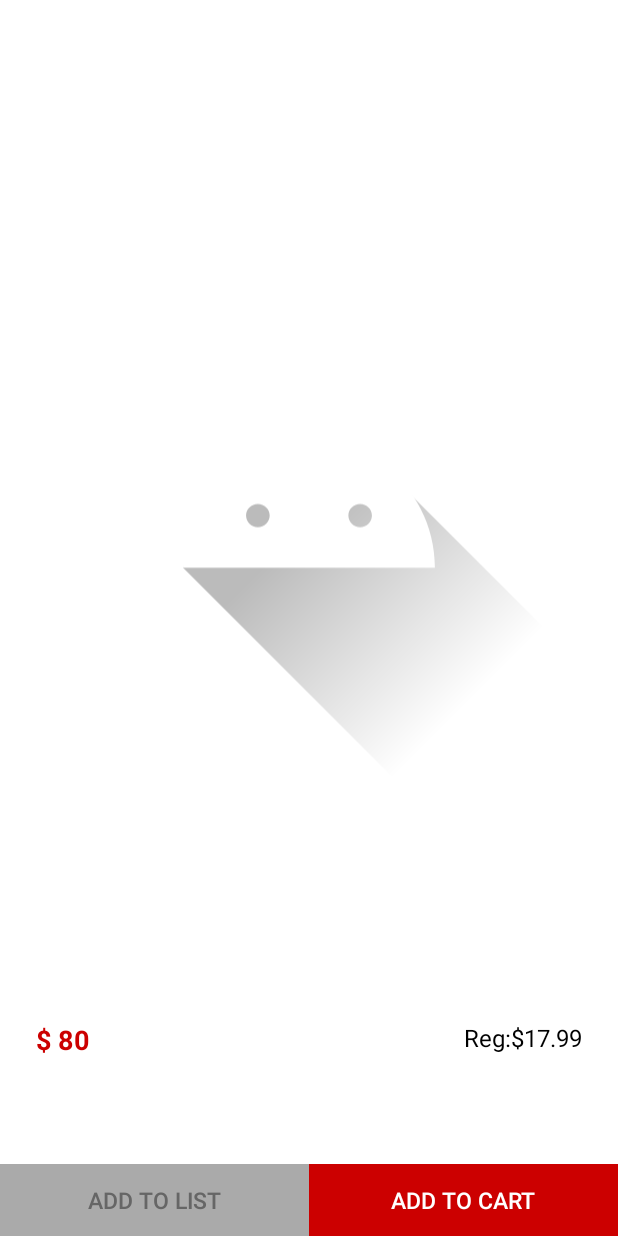
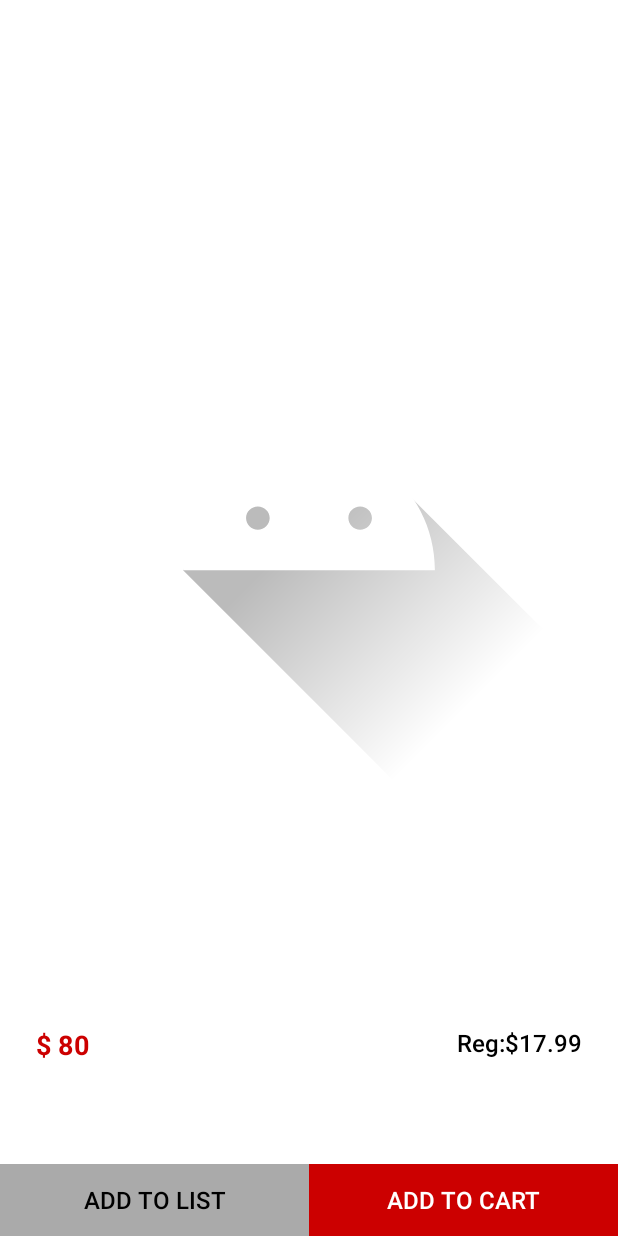
Before and after one commit to KuljeetSingh96/targetCaseStudy, an Android app: the layout fragment_deal_item.xml on its own in the app's theme, with its tools: preview values and no code run, on a phone screen of 412 x 824 dp. Run offline under Robolectric (Android 15) with nearby library versions, the phone set to English and light mode, and no system bars; network calls fail.

Commit message:
code optimisation-done

```diff
--- a/app/src/main/java/com/target/targetcasestudy/ui/deallist/DealListFragment.kt
+++ b/app/src/main/java/com/target/targetcasestudy/ui/deallist/DealListFragment.kt
@@ -39,7 +39,7 @@ class DealListFragment : Fragment() {
         viewModel: DealListViewModel
     ): DealListActivityBinding {
         val inflater = LayoutInflater.from(context)
-        var binding: DealListActivityBinding =
+        val binding: DealListActivityBinding =
             DealListActivityBinding.inflate(inflater, container, false)
         binding.lifecycleOwner = this
         binding.viewModel = viewModel
--- a/app/src/main/java/com/target/targetcasestudy/ui/deallist/DealListPresenter.kt
+++ b/app/src/main/java/com/target/targetcasestudy/ui/deallist/DealListPresenter.kt
@@ -30,7 +30,7 @@ class DealListPresenter(
             ArrayList<DealListItemModel>()
 
         for (products in dealListResponse.products) {
-            var dealItemModel = DealListItemModel()
+            val dealItemModel = DealListItemModel()
             dealItemModel.id = products.id
             dealItemModel.title = products.title
             dealItemModel.description = products.description
--- a/app/src/main/java/com/target/targetcasestudy/ui/dealsdetail/DealDetailFragment.kt
+++ b/app/src/main/java/com/target/targetcasestudy/ui/dealsdetail/DealDetailFragment.kt
@@ -43,7 +43,7 @@ class DealDetailFragment : Fragment() {
   private fun initializeBinding(container: ViewGroup?, viewModel: DealDetailViewModel): DealDetailItemBinding
   {
     val inflater = LayoutInflater.from(context)
-    var binding: DealDetailItemBinding =
+    val binding: DealDetailItemBinding =
       DealDetailItemBinding.inflate(inflater, container, false)
     binding.lifecycleOwner = this
     binding.viewModel = viewModel
--- a/app/src/main/res/layout/fragment_deal_item.xml
+++ b/app/src/main/res/layout/fragment_deal_item.xml
@@ -15,7 +15,7 @@
     </data>
 
     <androidx.constraintlayout.widget.ConstraintLayout
-        android:background="@color/white_color"
+        android:background="@color/color_white"
         android:layout_width="match_parent"
         android:layout_height="match_parent">
 
@@ -33,7 +33,7 @@
                 <ImageView
                     android:id="@+id/product_image"
                     android:layout_width="match_parent"
-                    android:layout_height="0dp"
+                    android:layout_height="@dimen/dp_0"
                     android:layout_centerVertical="true"
                     android:src="@drawable/ic_launcher_foreground"
                     app:layout_constraintBottom_toTopOf="@id/content_container"
@@ -59,21 +59,18 @@
                             android:id="@+id/item_price"
                             android:layout_width="wrap_content"
                             android:layout_height="wrap_content"
+                            style="@style/RedColorTextLargeBold"
                             android:layout_alignParentStart="true"
                             android:text="@{viewModel.dealListItemModel.salePriceDisplayString}"
-                            android:textColor="@color/red_color"
-                            android:textSize="@dimen/sp_18"
-                            android:textStyle="bold"
                             tools:text="$ 80" />
 
                         <TextView
+                            style="@style/BlackColorTextMedium"
                             android:id="@+id/item_reg_price"
                             android:layout_width="wrap_content"
                             android:layout_height="wrap_content"
                             android:layout_alignParentEnd="true"
                             app:regularPriceText="@{viewModel.dealListItemModel.regularPriceDisplayString}"
-                            android:textColor="@color/color_txt"
-                            android:textSize="@dimen/sp_16"
                             tools:text="Reg:$17.99" />
 
                     </RelativeLayout>
@@ -83,17 +80,16 @@
                         android:layout_width="match_parent"
                         android:layout_height="wrap_content"
                         android:text="@{viewModel.dealListItemModel.title}"
-                        android:textColor="@color/color_txt"
-                        android:textStyle="bold"
-                        android:textSize="@dimen/sp_18" />
+                        style="@style/GreyColorTextMedium"
+                         />
 
                     <TextView
                         android:id="@+id/item_description"
                         android:layout_width="match_parent"
                         android:layout_height="wrap_content"
+                        style="@style/BlackColorTextMedium"
                         android:text="@{viewModel.dealListItemModel.description}"
-                        android:textColor="@color/color_txt"
-                        android:textSize="@dimen/sp_16" />
+                         />
                 </LinearLayout>
 
             </androidx.constraintlayout.widget.ConstraintLayout>
@@ -113,23 +109,19 @@
                 android:layout_width="match_parent"
                 android:layout_height="wrap_content"
                 android:layout_weight="1"
-                android:background="@android:color/darker_gray"
-                android:fontFamily="sans-serif-medium"
+                style="@style/BlackButtonStylePrimary"
                 android:text="@string/add_to_list"
                 android:onClick="@{(view) -> eventHandler.onBackClicked()}"
-                android:textColor="@color/gray_color"
-                android:textSize="@dimen/sp_15" />
+               />
 
             <Button
                 android:layout_width="match_parent"
                 android:layout_height="wrap_content"
                 android:layout_weight="1"
-                android:background="@color/colorPrimary"
-                android:fontFamily="sans-serif-medium"
+                style="@style/WhiteButtonStylePrimary"
                 android:text="@string/add_to_cart"
                 android:onClick="@{(view) -> eventHandler.onBackClicked()}"
-                android:textColor="@color/white_color"
-                android:textSize="@dimen/sp_15" />
+                />
         </LinearLayout>
     </androidx.constraintlayout.widget.ConstraintLayout>
 </layout>
--- a/app/src/main/res/values/colors.xml
+++ b/app/src/main/res/values/colors.xml
@@ -8,6 +8,8 @@
   <color name="red_color">#cc0000</color>
   <color name="color_green">#31B057</color>
   <color name="color_grey">#929292</color>
+  <color name="color_grey_dark"> #4A4A4A</color>
   <color name="color_txt">#000000</color>
-  <color name="white_color">#FFFFFF</color>
+  <color name="color_white">#FFFFFF</color>
+
 </resources>
--- a/app/src/main/res/values/dimens.xml
+++ b/app/src/main/res/values/dimens.xml
@@ -8,4 +8,6 @@
   <dimen name="sp_15">15sp</dimen>
     <dimen name="dp_3">3</dimen>
     <dimen name="sp_16">16sp</dimen>
+    <dimen name="dp_0">0dp</dimen>
+  <dimen name="dp_1">1dp</dimen>
 </resources>
--- a/app/src/main/res/values/strings.xml
+++ b/app/src/main/res/values/strings.xml
@@ -15,4 +15,5 @@
   <string name="retry">Retry</string>
     <string name="add_to_list">add to list</string>
   <string name="add_to_cart">add to cart</string>
+    <string name="ship_or">ship or</string>
 </resources>
--- a/app/src/main/res/values/styles.xml
+++ b/app/src/main/res/values/styles.xml
@@ -7,5 +7,62 @@
     <item name="colorPrimaryDark">@color/colorPrimaryDark</item>
     <item name="colorAccent">@color/colorAccent</item>
   </style>
+  <style name="RedColorTextLargeBold">
+    <item name="android:textSize">@dimen/sp_18</item>
+    <item name="android:textStyle">bold</item>
+    <item name="android:fontFamily">sans-serif</item>
+    <item name="android:textColor">@color/red_color</item>
+  </style>
+  <style name="RedColorTextSmallBold">
+    <item name="android:textSize">@dimen/sp_12</item>
+    <item name="android:textStyle">bold</item>
+    <item name="android:fontFamily">sans-serif</item>
+    <item name="android:textColor">@color/red_color</item>
+  </style>
+  <style name="BlackColorTextMedium">
+    <item name="android:textSize">@dimen/sp_16</item>
+    <item name="android:fontFamily">sans-serif-medium</item>
+    <item name="android:textColor">@color/color_txt</item>
+  </style>
+  <style name="BlackColorTextLargeBold">
+    <item name="android:textSize">@dimen/sp_16</item>
+    <item name="android:textStyle">bold</item>
+    <item name="android:fontFamily">sans-serif</item>
+    <item name="android:textColor">@color/color_txt</item>
+  </style>
+  <style name="WhiteTextMedium">
+    <item name="android:textSize">@dimen/sp_16</item>
+    <item name="android:fontFamily">sans-serif-medium</item>
+    <item name="android:textColor">@color/color_white</item>
+  </style>
+  <style name="GreyDarkColorTextLargeBold" parent="GreyDarkColorTextLarge">
+    <item name="android:textStyle">bold</item>
+  </style>
+  <style name="GreyDarkColorTextLarge">
+    <item name="android:textSize">@dimen/sp_18</item>
+    <item name="android:fontFamily">sans-serif</item>
+    <item name="android:textColor">@color/color_grey_dark</item>
+  </style>
+  <style name="GreyColorTextMedium">
+    <item name="android:textSize">@dimen/sp_15</item>
+    <item name="android:fontFamily">sans-serif</item>
+    <item name="android:textColor">@color/color_grey</item>
+  </style>
+  <style name="GreenButtonText">
+    <item name="android:textSize">@dimen/sp_15</item>
+    <item name="android:fontFamily">sans-serif-medium</item>
+    <item name="android:textColor">@color/color_green</item>
+  </style>
+  <style name="BlackButtonStylePrimary" parent="BlackColorTextMedium">
+    <item name="android:background">@android:color/darker_gray</item>
+  </style>
+  <style name="WhiteButtonStylePrimary" parent="WhiteTextMedium">
+    <item name="android:background">@color/colorPrimary</item>
+  </style>
+  <style name="RetryButtonStyle" parent="GreenButtonText">
+    <item name="android:layout_margin">@dimen/dp_16</item>
+    <item name="android:background">@drawable/retry_button_round_bg</item>
+  </style>
 
+  <dimen name="sp_12">12sp</dimen>
 </resources>
```
Also changed, not shown: app/src/main/res/layout/deal_list_item.xml (+15 -16 lines), app/src/main/res/layout/fragment_deal_list.xml (+9 -15 lines), app/src/main/res/drawable-hdpi/ic_no_internet_connection.png (deleted), app/src/main/res/drawable-hdpi/ic_no_internet_connection.webp (added), app/src/main/res/drawable-mdpi/ic_no_internet_connection.png (deleted), app/src/main/res/drawable-mdpi/ic_no_internet_connection.webp (added), app/src/main/res/drawable-xhdpi/ic_no_internet_connection.png (deleted), app/src/main/res/drawable-xhdpi/ic_no_internet_connection.webp (added), app/src/main/res/drawable-xxhdpi/ic_no_internet_connection.png (deleted), app/src/main/res/drawable-xxhdpi/ic_no_internet_connection.webp (added), app/src/main/res/drawable-xxxhdpi/ic_no_internet_connection.png (deleted), app/src/main/res/drawable-xxxhdpi/ic_no_internet_connection.webp (added).
